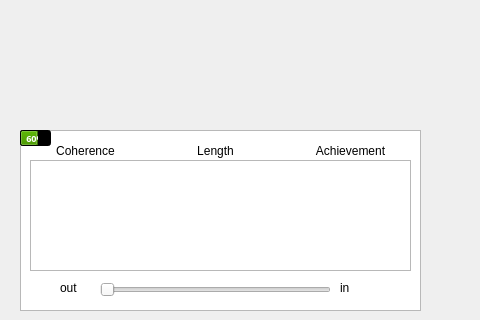
ahmadjazmawi1/3004-Project-Group-12, file code/mainwindow.ui: the form before one commit; both pictures show x 320 to 800 and y 0 to 320 of the 800 by 600 pixel window.
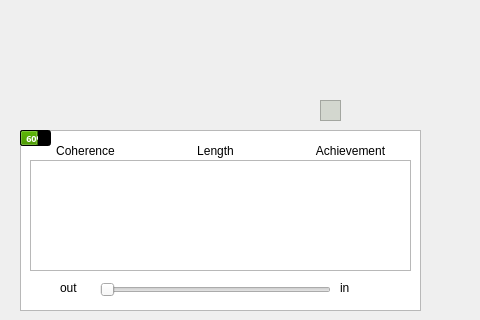
The form after the commit. Icons and pictures are not drawn. Custom widgets are drawn as their Qt base class.

Commit message: added LED indicator functions

```diff
--- a/code/mainwindow.ui
+++ b/code/mainwindow.ui
@@ -429,6 +429,19 @@
      </property>
     </widget>
    </widget>
+   <widget class="QGraphicsView" name="ledIndicator">
+    <property name="geometry">
+     <rect>
+      <x>640</x>
+      <y>100</y>
+      <width>21</width>
+      <height>21</height>
+     </rect>
+    </property>
+    <property name="styleSheet">
+     <string notr="true">background-color: rgb(211, 215, 207);</string>
+    </property>
+   </widget>
    <zorder>label_7</zorder>
    <zorder>label</zorder>
    <zorder>screenDisplay</zorder>
```
Left out of the diff: 1 changed line with no effect on the pictures. The commit also changes 2 other files.
